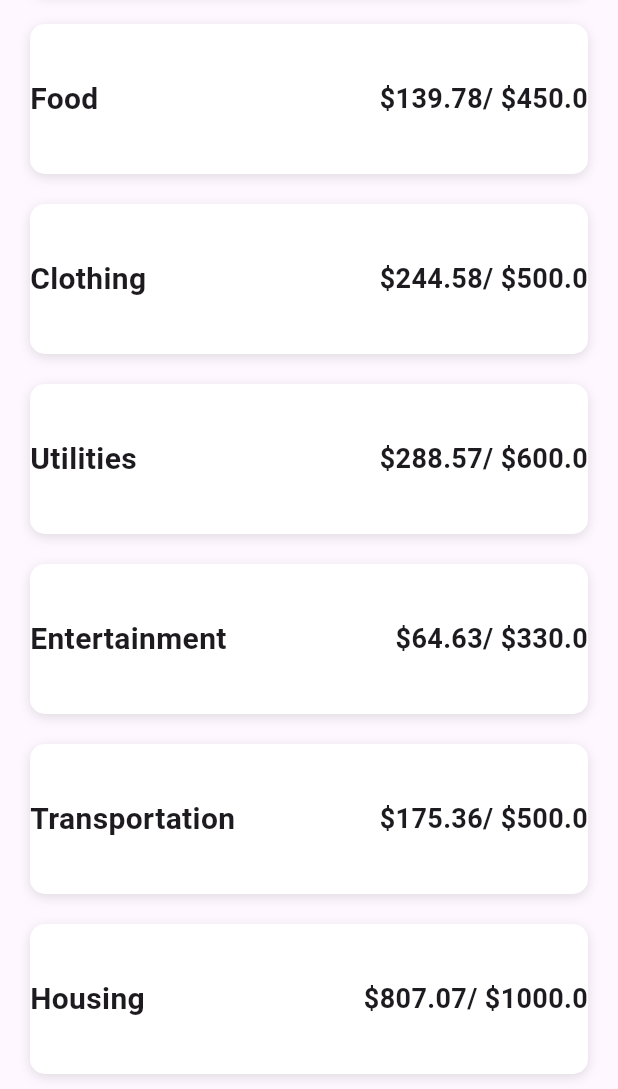
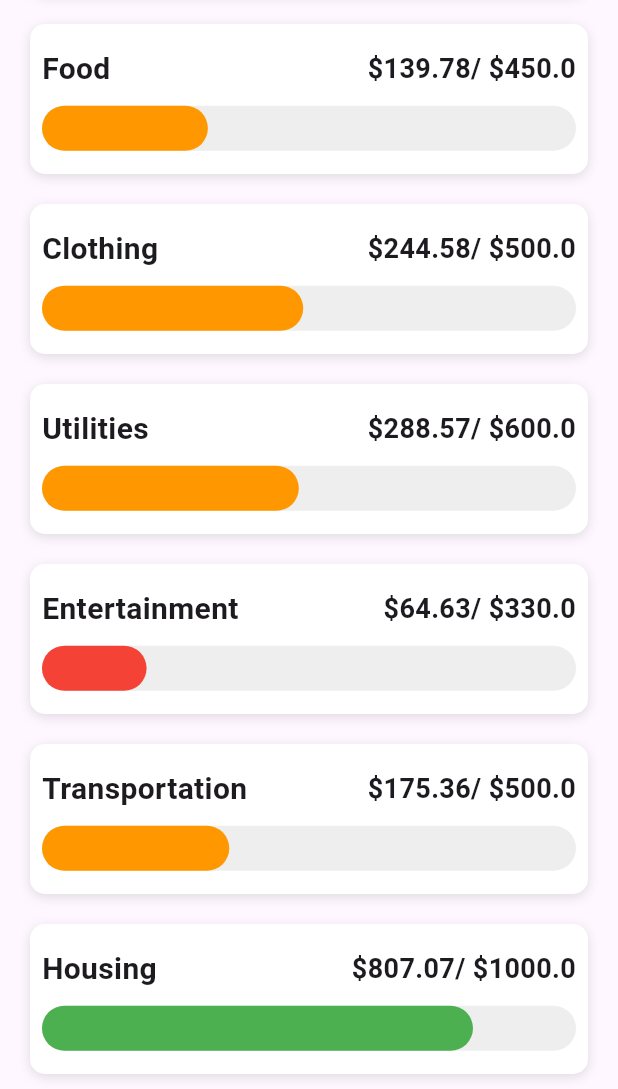
Before and after one commit to htoomthait/flutter_practice_2026, a Flutter app: the screen it shows after launch, scrolled down 361 dp, on a phone screen of 412 x 824 dp, the part 147-1236 px from its top. Run offline on Flutter 3.47's test engine with Material 3 defaults, Android fonts, the phone set to English and light mode, and no system bars; our stand-ins replace bloc, flutter_bloc.

Commit message:
layout builder and remaining money bar

```diff
--- /dev/null
+++ b/budget_ui_app/lib/helpers/color_helper.dart
@@ -0,0 +1,13 @@
+import 'package:flutter/material.dart';
+
+Color getColor(BuildContext context, double percent){
+  if(percent >=0.50){
+    return Theme.of(context).primaryColor;
+  }else if(percent >= 0.25){
+    return Colors.orange;
+  }else{
+    return Colors.red;
+  }
+
+
+}
--- a/budget_ui_app/lib/screens/home_screen.dart
+++ b/budget_ui_app/lib/screens/home_screen.dart
@@ -3,6 +3,7 @@
 import 'package:budget_ui_app/widgets/bar_chart.dart';
 import 'package:flutter/material.dart';
 
+import '../helpers/color_helper.dart';
 import '../models/category_model.dart';
 
 class HomeScreen extends StatefulWidget {
@@ -29,6 +30,8 @@
           ),
         ],
       ),
+      child: Padding(
+        padding: const EdgeInsets.all(8.0),
         child: Column(
           mainAxisAlignment: MainAxisAlignment.center,
           children: <Widget>[
@@ -43,9 +46,44 @@
                   '\$${(category.maxAmount - totalAmount).toStringAsFixed(2)}/ \$${category.maxAmount}',
                   style: TextStyle(fontSize: 18.0, fontWeight: FontWeight.w600),
                 ),
+
               ],
             ),
+            SizedBox(height: 10.0,),
+            LayoutBuilder(
+              builder: (BuildContext context, BoxConstraints constraints){
+                print(constraints.maxHeight);
+                print(constraints.maxWidth);
+
+                final double  maxBarWidth = constraints.maxWidth;
+                final double  percent = (category.maxAmount - totalAmount) / category.maxAmount;
+                double barWidth = percent * maxBarWidth;
+
+                if(barWidth < 0){
+                  barWidth = 0;
+                }
+
+                return Stack(
+                  children: <Widget>[
+                    Container(
+                      height: 30.0,
+                      decoration: BoxDecoration(color: Colors.grey[200], borderRadius: BorderRadius.circular(15)),
+                    ),
+                    Container(
+                      height: 30.0,
+                      width: barWidth,
+                      decoration: BoxDecoration(
+                          color: getColor(context, percent),
+                          borderRadius: BorderRadius.circular(15)
+                      ),
+                    )
                   ],
+                );
+              },
+
+            )
+          ],
+        ),
       ),
     );
   }
```
Lines whose indentation alone changed are shown as unchanged.
